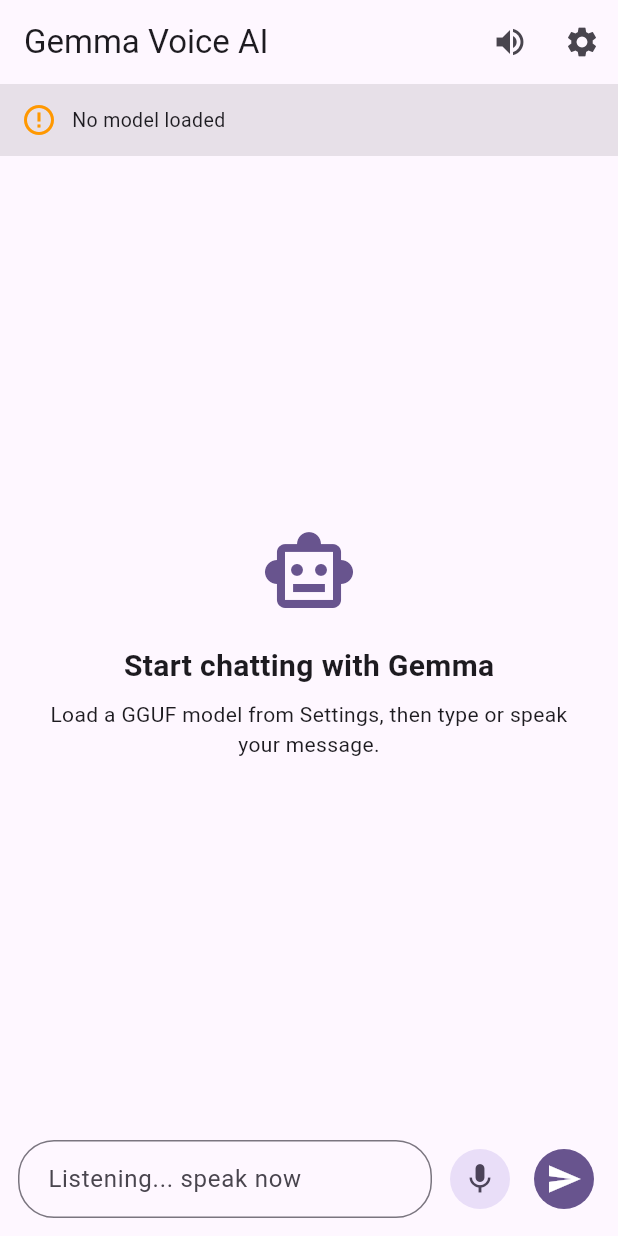
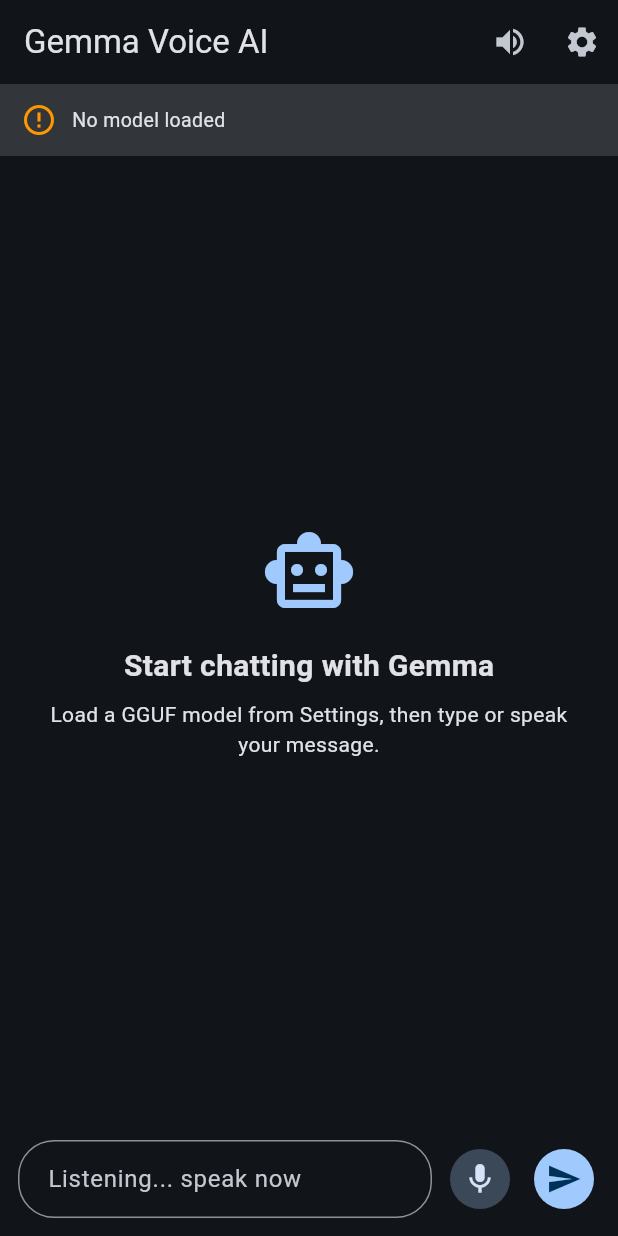
Before and after one commit to Mathin26/Gemma-chatbot-app, a Flutter app: the screen it shows after launch, after a tap on the "mic none" icon, on a phone screen of 412 x 824 dp. Run offline on Flutter 3.47's test engine with Material 3 defaults, Android fonts, the phone set to English and light mode, and no system bars; our stand-ins replace file_picker, flutter_tts, shared_preferences, speech_to_text; missing offline and left inert: flutter_gemma.

Commit message:
Project update

```diff
--- a/gemma_app/lib/main.dart
+++ b/gemma_app/lib/main.dart
@@ -2,42 +2,30 @@
 
 import 'screens/chat_screen.dart';
 import 'screens/settings_screen.dart';
-import 'services/gemma_service.dart';
 
-Future<void> main() async {
+void main() {
   WidgetsFlutterBinding.ensureInitialized();
-
-  try {
-    await GemmaService.instance.initialize();
-  } catch (e) {
-    debugPrint("Gemma initialization error: $e");
-  }
-
-  runApp(const MyApp());
+  runApp(const GemmaVoiceApp());
 }
 
-class MyApp extends StatelessWidget {
-  const MyApp({super.key});
+class GemmaVoiceApp extends StatelessWidget {
+  const GemmaVoiceApp({super.key});
 
   @override
   Widget build(BuildContext context) {
     return MaterialApp(
       title: 'Gemma Voice AI',
       debugShowCheckedModeBanner: false,
-
       theme: ThemeData(
-        colorScheme: ColorScheme.fromSeed(
-          seedColor: Colors.deepPurple,
-        ),
+        colorSchemeSeed: Colors.blue,
+        brightness: Brightness.dark,
         useMaterial3: true,
       ),
-
-      home: const ChatScreen(),
-
       routes: {
-        '/settings': (context) =>
-            const SettingsScreen(),
+        '/': (_) => const ChatScreen(),
+        '/settings': (_) => const SettingsScreen(),
       },
+      initialRoute: '/',
     );
   }
 }
```
